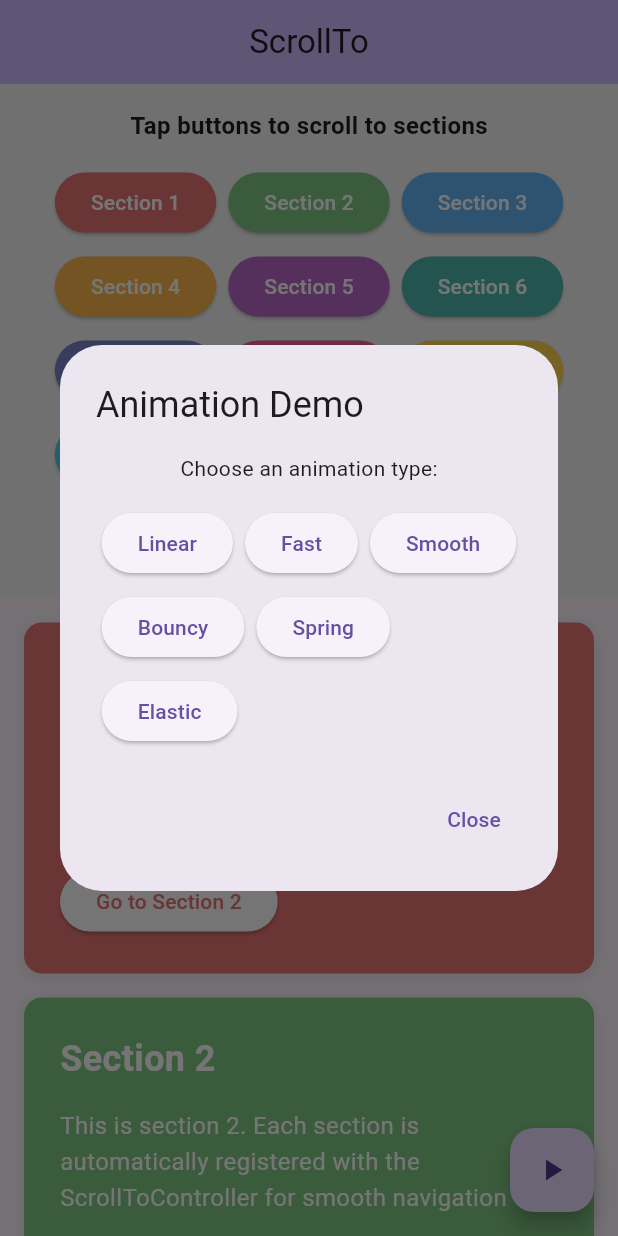
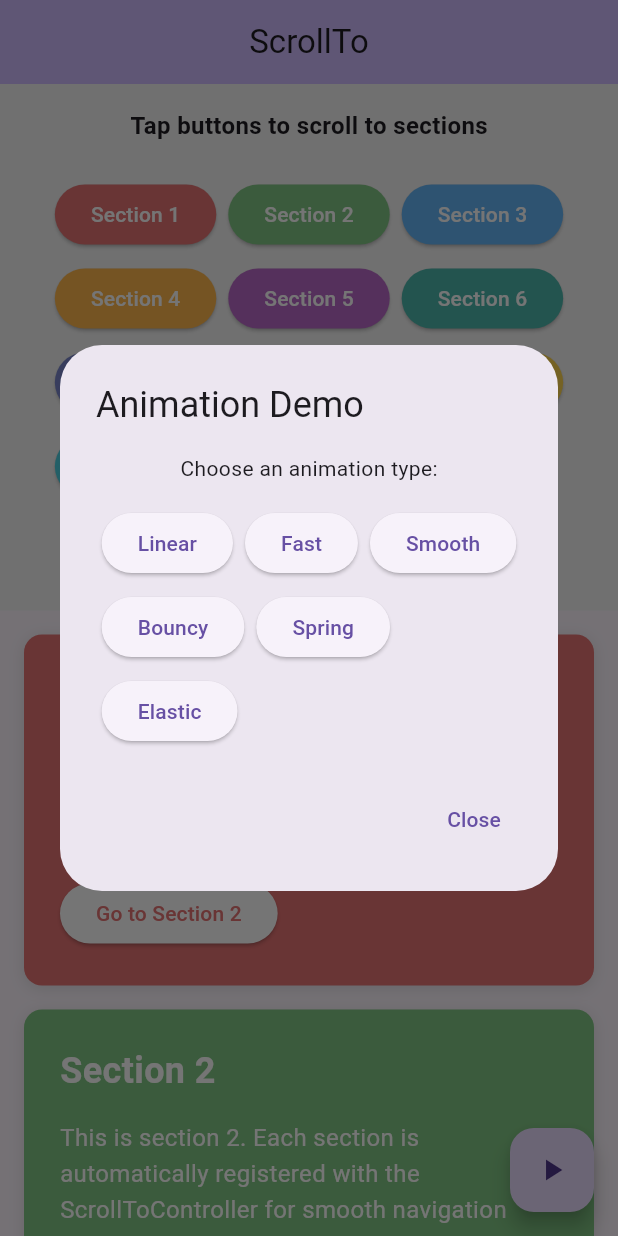
Before and after one commit to geridev12/scroll_to, a Flutter app: the screen it shows after launch, after a tap on the "play arrow" icon, on a phone screen of 412 x 824 dp. Run offline on Flutter 3.47's test engine with Material 3 defaults, Android fonts, the phone set to English and light mode, and no system bars.

Commit message:
style: Adjust spacing in ScrollToDemo and Section for improved layout

```diff
--- a/example/lib/main.dart
+++ b/example/lib/main.dart
@@ -89,12 +89,13 @@ class _ScrollToDemoState extends State<ScrollToDemo> {
             padding: const EdgeInsets.all(16),
             color: Colors.grey.shade100,
             child: Column(
+              spacing: 8,
               children: [
                 const Text(
                   'Tap buttons to scroll to sections',
                   style: TextStyle(fontSize: 16, fontWeight: FontWeight.bold),
                 ),
-                const SizedBox(height: 16),
+                const SizedBox(height: 8),
                 Wrap(
                   spacing: 8,
                   runSpacing: 8,
@@ -111,7 +112,6 @@ class _ScrollToDemoState extends State<ScrollToDemo> {
                     ],
                   ],
                 ),
-                const SizedBox(height: 8),
                 Row(
                   mainAxisAlignment: MainAxisAlignment.spaceEvenly,
                   children: [
@@ -189,9 +189,9 @@ class _ScrollToDemoState extends State<ScrollToDemo> {
           title: const Text('Animation Demo'),
           content: Column(
             mainAxisSize: MainAxisSize.min,
+            spacing: 16,
             children: [
               const Text('Choose an animation type:'),
-              const SizedBox(height: 16),
               Wrap(
                 spacing: 8,
                 runSpacing: 8,
@@ -300,6 +300,7 @@ class Section extends StatelessWidget {
       ),
       child: Column(
         crossAxisAlignment: CrossAxisAlignment.start,
+        spacing: 16,
         children: [
           Text(
             'Section ${index + 1}',
@@ -309,7 +310,6 @@ class Section extends StatelessWidget {
               color: Colors.white,
             ),
           ),
-          const SizedBox(height: 16),
           Text(
             'This is section ${index + 1}. Each section is automatically registered with the ScrollToController for smooth navigation',
             style: const TextStyle(
@@ -318,7 +318,6 @@ class Section extends StatelessWidget {
               height: 1.5,
             ),
           ),
-          const SizedBox(height: 16),
           ElevatedButton(
             onPressed: scrollToSection,
             style: ElevatedButton.styleFrom(
```
